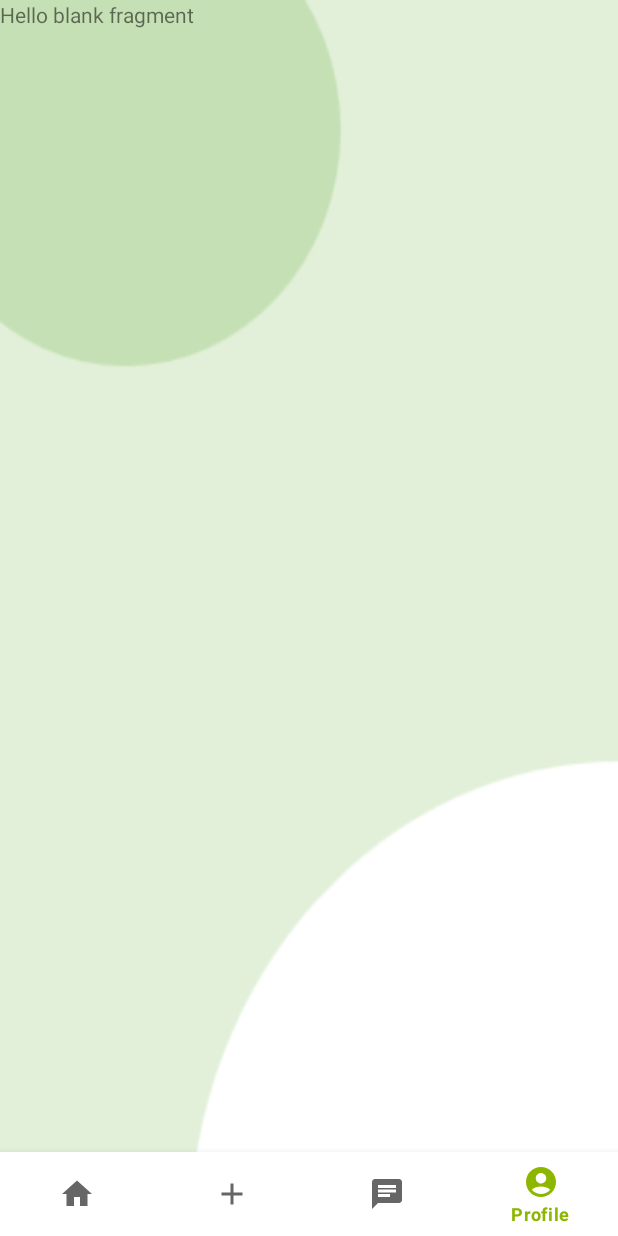
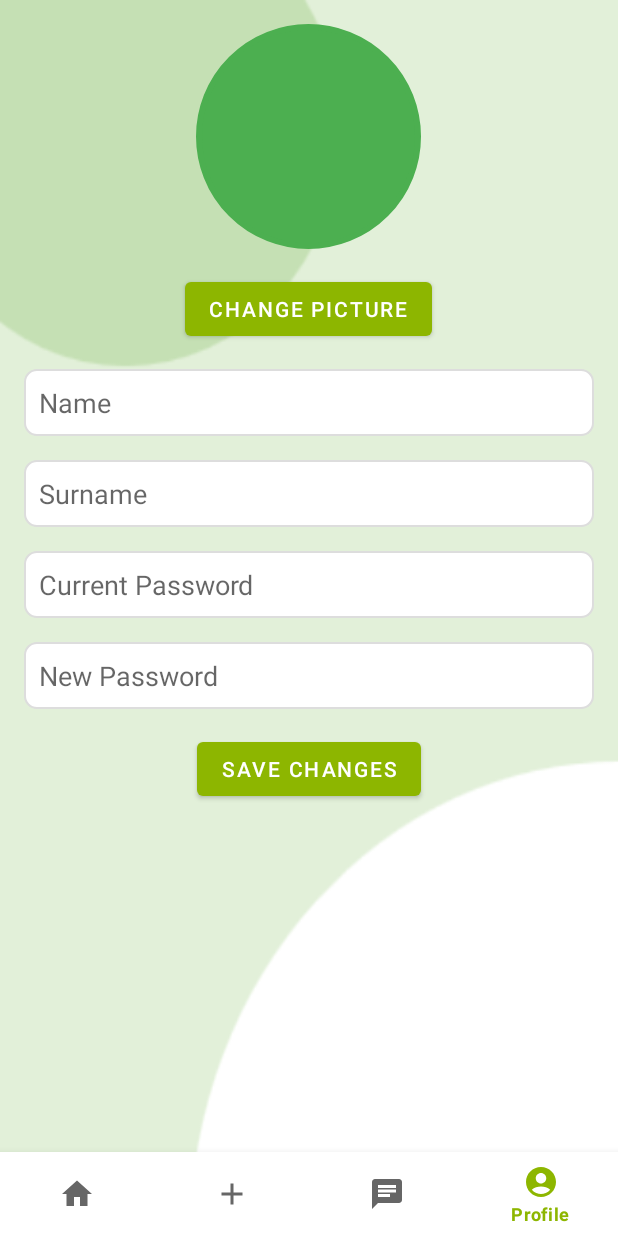
Before and after one commit to davidsonga/Utruns, an Android app: the screen it shows after launch once a user with an empty profile is signed in (HomePage), item 4 of the bottom bar chosen, on a phone screen of 412 x 824 dp. Run offline under Robolectric (Android 15) with nearby library versions, the light colour scheme and no system bars; our stand-ins replace Firebase (no records; nobody signed in at launch, a user with empty details on screens opened directly), navigation-ui.

Commit message:
Profile Page Added

```diff
--- a/app/build.gradle
+++ b/app/build.gradle
@@ -66,6 +66,7 @@ dependencies {
     implementation 'com.google.firebase:firebase-messaging:23.0.0'
     implementation 'com.google.firebase:firebase-messaging:23.0.0'
     implementation 'com.mikhaellopez:circularimageview:4.3.0'
+    implementation 'com.github.bumptech.glide:glide:4.16.0'
 
 
     implementation 'com.squareup.picasso:picasso:2.71828'
--- a/app/src/main/java/com/example/utrun/Fragment/Profile.kt
+++ /dev/null
@@ -1,60 +0,0 @@
-package com.example.utrun.Fragment
-
-import android.os.Bundle
-import androidx.fragment.app.Fragment
-import android.view.LayoutInflater
-import android.view.View
-import android.view.ViewGroup
-import com.example.utrun.R
-
-// TODO: Rename parameter arguments, choose names that match
-// the fragment initialization parameters, e.g. ARG_ITEM_NUMBER
-private const val ARG_PARAM1 = "param1"
-private const val ARG_PARAM2 = "param2"
-
-/**
- * A simple [Fragment] subclass.
- * Use the [Profile.newInstance] factory method to
- * create an instance of this fragment.
- */
-class Profile : Fragment() {
-    // TODO: Rename and change types of parameters
-    private var param1: String? = null
-    private var param2: String? = null
-
-    override fun onCreate(savedInstanceState: Bundle?) {
-        super.onCreate(savedInstanceState)
-        arguments?.let {
-            param1 = it.getString(ARG_PARAM1)
-            param2 = it.getString(ARG_PARAM2)
-        }
-    }
-
-    override fun onCreateView(
-        inflater: LayoutInflater, container: ViewGroup?,
-        savedInstanceState: Bundle?
-    ): View? {
-        // Inflate the layout for this fragment
-        return inflater.inflate(R.layout.fragment_profile, container, false)
-    }
-
-    companion object {
-        /**
-         * Use this factory method to create a new instance of
-         * this fragment using the provided parameters.
-         *
-         * @param param1 Parameter 1.
-         * @param param2 Parameter 2.
-         * @return A new instance of fragment Profile.
-         */
-        // TODO: Rename and change types and number of parameters
-        @JvmStatic
-        fun newInstance(param1: String, param2: String) =
-            Profile().apply {
-                arguments = Bundle().apply {
-                    putString(ARG_PARAM1, param1)
-                    putString(ARG_PARAM2, param2)
-                }
-            }
-    }
-}
--- /dev/null
+++ b/app/src/main/java/com/example/utrun/Fragment/ProfileFragment.kt
@@ -0,0 +1,167 @@
+package com.example.utrun.Fragment
+
+import android.app.Activity
+import android.content.Intent
+import android.graphics.Bitmap
+import android.os.Bundle
+import android.view.LayoutInflater
+import android.view.View
+import android.view.ViewGroup
+import android.widget.Toast
+import androidx.fragment.app.Fragment
+import com.example.utrun.databinding.FragmentProfileBinding
+import com.google.firebase.auth.EmailAuthProvider
+import com.google.firebase.auth.FirebaseAuth
+import android.graphics.BitmapFactory
+import android.provider.MediaStore
+import android.util.Base64
+import com.bumptech.glide.Glide
+import com.google.firebase.database.FirebaseDatabase
+import java.io.ByteArrayOutputStream
+import java.io.IOException
+
+class ProfileFragment : Fragment() {
+
+    private val PICK_IMAGE_REQUEST = 1
+    private var selectedImageBitmap: Bitmap? = null
+
+    private var _binding: FragmentProfileBinding? = null
+    private val binding get() = _binding!!
+
+    private val auth = FirebaseAuth.getInstance()
+    private val database = FirebaseDatabase.getInstance().getReference()
+
+    override fun onCreateView(
+        inflater: LayoutInflater, container: ViewGroup?,
+        savedInstanceState: Bundle?
+    ): View? {
+        _binding = FragmentProfileBinding.inflate(inflater, container, false)
+        return binding.root
+    }
+
+    override fun onViewCreated(view: View, savedInstanceState: Bundle?) {
+        super.onViewCreated(view, savedInstanceState)
+
+        // Populate the fields from Firebase
+        populateFields()
+
+        binding.btnChangePic.setOnClickListener {
+            val intent = Intent()
+            intent.type = "image/*"
+            intent.action = Intent.ACTION_GET_CONTENT
+            startActivityForResult(Intent.createChooser(intent, "Select Picture"), PICK_IMAGE_REQUEST)
+        }
+
+        binding.btnSaveChanges.setOnClickListener {
+            saveChanges()
+        }
+    }
+
+    override fun onActivityResult(requestCode: Int, resultCode: Int, data: Intent?) {
+        super.onActivityResult(requestCode, resultCode, data)
+
+        if (requestCode == PICK_IMAGE_REQUEST && resultCode == Activity.RESULT_OK && data != null && data.data != null) {
+            val filePath = data.data
+            try {
+                selectedImageBitmap = MediaStore.Images.Media.getBitmap(activity?.contentResolver, filePath)
+                binding.profileImageView.setImageBitmap(selectedImageBitmap) // Update the ImageView immediately
+            } catch (e: IOException) {
+                e.printStackTrace()
+            }
+        }
+    }
+
+    private fun saveChanges() {
+        val userId = auth.currentUser?.uid
+        val updatedName = binding.editTextName.text.toString()
+        val updatedSurname = binding.editTextSurname.text.toString()
+        val currentPassword = binding.editTextCurrentPassword.text.toString()
+        val newPassword = binding.editTextNewPassword.text.toString()
+
+        val updates = hashMapOf(
+            "name" to updatedName,
+            "surname" to updatedSurname
+        ).apply {
+            if (newPassword.isNotBlank()) {
+                put("password", newPassword)
+            }
+            selectedImageBitmap?.let {
+                val baos = ByteArrayOutputStream()
+                it.compress(Bitmap.CompressFormat.JPEG, 100, baos)
+                val bytes = baos.toByteArray()
+                val encodedImage = Base64.encodeToString(bytes, Base64.DEFAULT)
+                put("Picture", encodedImage)
+            }
+        }
+
+        userId?.let {
+            database.child("login").child("email").child(it).updateChildren(updates as Map<String, Any>)
+                .addOnCompleteListener { task ->
+                    if (task.isSuccessful) {
+                        if (newPassword.isNotBlank()) {
+                            updateUserPassword(currentPassword, newPassword)
+                        } else {
+                            Toast.makeText(activity, "Profile updated!", Toast.LENGTH_SHORT).show()
+                        }
+                    } else {
+                        Toast.makeText(activity, "Error updating profile.", Toast.LENGTH_SHORT).show()
+                    }
+                }
+        }
+    }
+
+    private fun updateUserPassword(currentPassword: String, newPassword: String) {
+        val user = auth.currentUser
+        val credential = EmailAuthProvider.getCredential(user?.email!!, currentPassword)
+
+        user?.reauthenticate(credential)?.addOnCompleteListener { reauthTask ->
+            if (reauthTask.isSuccessful) {
+                user.updatePassword(newPassword)
+                    .addOnCompleteListener { task ->
+                        if (task.isSuccessful) {
+                            Toast.makeText(activity, "Password updated!", Toast.LENGTH_SHORT).show()
+                        } else {
+                            Toast.makeText(activity, "Error updating password.", Toast.LENGTH_SHORT).show()
+                        }
+                    }
+            } else {
+                Toast.makeText(activity, "Current password is incorrect.", Toast.LENGTH_SHORT).show()
+            }
+        }
+    }
+
+    private fun populateFields() {
+        val userId = auth.currentUser?.uid
+
+        userId?.let {
+            database.child("login").child("email").child(it).get().addOnSuccessListener { dataSnapshot ->
+                val name = dataSnapshot.child("name").value as? String
+                val surname = dataSnapshot.child("surname").value as? String
+
+                val profilePicBase64 = dataSnapshot.child("Picture").value as? String
+
+                binding.editTextName.setText(name)
+                binding.editTextSurname.setText(surname)
+
+                profilePicBase64?.let {
+                    setProfileImage(it)
+                }
+            }
+        }
+    }
+
+    private fun setProfileImage(encodedImage: String) {
+        val decodedBytes = Base64.decode(encodedImage, Base64.DEFAULT)
+        val decodedBitmap = BitmapFactory.decodeByteArray(decodedBytes, 0, decodedBytes.size)
+
+        Glide.with(this@ProfileFragment)
+            .load(decodedBitmap)
+            .circleCrop()
+            .into(binding.profileImageView)
+    }
+
+    override fun onDestroyView() {
+        super.onDestroyView()
+        _binding = null
+    }
+}
--- /dev/null
+++ b/app/src/main/res/drawable/edittext_background.xml
@@ -0,0 +1,6 @@
+<?xml version="1.0" encoding="utf-8"?>
+<shape xmlns:android="http://schemas.android.com/apk/res/android">
+    <solid android:color="#FFFFFF"/>
+    <corners android:radius="8dp"/>
+    <stroke android:width="1dp" android:color="#DDDDDD"/>
+</shape>
--- /dev/null
+++ b/app/src/main/res/drawable/profile_image.xml
@@ -0,0 +1,6 @@
+<?xml version="1.0" encoding="utf-8"?>
+<shape xmlns:android="http://schemas.android.com/apk/res/android">
+    <solid android:color="#4CAF50" />
+    <corners android:radius="75dp"/>
+    <stroke android:width="4dp" android:color="#4CAF50" />
+</shape>
--- a/app/src/main/res/layout/fragment_profile.xml
+++ b/app/src/main/res/layout/fragment_profile.xml
@@ -1,14 +1,79 @@
 <?xml version="1.0" encoding="utf-8"?>
-<FrameLayout xmlns:android="http://schemas.android.com/apk/res/android"
+<LinearLayout xmlns:android="http://schemas.android.com/apk/res/android"
+    xmlns:app="http://schemas.android.com/apk/res-auto"
     xmlns:tools="http://schemas.android.com/tools"
     android:layout_width="match_parent"
     android:layout_height="match_parent"
-    tools:context=".Fragment.Profile">
+    android:padding="16dp"
+    android:orientation="vertical">
 
-    <!-- TODO: Update blank fragment layout -->
-    <TextView
+    <ImageView
+        android:id="@+id/profileImageView"
+        android:layout_width="150dp"
+        android:layout_height="150dp"
+        android:layout_gravity="center_horizontal"
+        android:background="@drawable/profile_image"
+        android:contentDescription="@string/profile_picture" />
+
+
+    <Button
+        android:id="@+id/btnChangePic"
+        android:layout_width="wrap_content"
+        android:layout_height="wrap_content"
+        android:layout_gravity="center_horizontal"
+        android:layout_marginTop="16dp"
+        android:text="@string/change_picture" />
+
+    <EditText
+        android:id="@+id/editTextName"
         android:layout_width="match_parent"
-        android:layout_height="match_parent"
-        android:text="@string/hello_blank_fragment" />
+        android:layout_height="wrap_content"
+        android:layout_marginTop="16dp"
+        android:hint="@string/hint_name"
+        android:inputType="textPersonName"
+        android:background="@drawable/edittext_background"
+        android:padding="10dp"
+        android:textColor="#000000"/>
 
-</FrameLayout>
+    <EditText
+        android:id="@+id/editTextSurname"
+        android:layout_width="match_parent"
+        android:layout_height="wrap_content"
+        android:layout_marginTop="16dp"
+        android:hint="@string/hint_surname"
+        android:inputType="textPersonName"
+        android:background="@drawable/edittext_background"
+        android:padding="10dp"
+        android:textColor="#000000"/>
+
+    <EditText
+        android:id="@+id/editTextCurrentPassword"
+        android:layout_width="match_parent"
+        android:layout_height="wrap_content"
+        android:layout_marginTop="16dp"
+        android:hint="@string/hint_current_password"
+        android:inputType="textPassword"
+        android:background="@drawable/edittext_background"
+        android:padding="10dp"
+        android:textColor="#000000"/>
+
+    <EditText
+        android:id="@+id/editTextNewPassword"
+        android:layout_width="match_parent"
+        android:layout_height="wrap_content"
+        android:layout_marginTop="16dp"
+        android:hint="@string/hint_new_password"
+        android:inputType="textPassword"
+        android:background="@drawable/edittext_background"
+        android:padding="10dp"
+        android:textColor="#000000"/>
+
+    <Button
+        android:id="@+id/btnSaveChanges"
+        android:layout_width="wrap_content"
+        android:layout_height="wrap_content"
+        android:layout_gravity="center_horizontal"
+        android:layout_marginTop="16dp"
+        android:text="@string/save_changes" />
+
+</LinearLayout>
--- a/app/src/main/res/navigation/nav_host_fragments.xml
+++ b/app/src/main/res/navigation/nav_host_fragments.xml
@@ -24,7 +24,7 @@
 
     <fragment
         android:id="@+id/profileFragment"
-        android:name="com.example.utrun.Fragment.Profile"
+        android:name="com.example.utrun.Fragment.ProfileFragment"
         android:label="Profile Fragment"
         tools:layout="@layout/fragment_profile"/>
 </navigation>
--- a/app/src/main/res/values/strings.xml
+++ b/app/src/main/res/values/strings.xml
@@ -13,4 +13,11 @@
     </string>
     <!-- TODO: Remove or change this placeholder text -->
     <string name="hello_blank_fragment">Hello blank fragment</string>
+    <string name="profile_picture">Profile Picture</string>
+    <string name="change_picture">Change Picture</string>
+    <string name="hint_name">Name</string>
+    <string name="hint_surname">Surname</string>
+    <string name="hint_current_password">Current Password</string>
+    <string name="hint_new_password">New Password</string>
+    <string name="save_changes">Save Changes</string>
 </resources>
```
Also changed, not shown: app/src/main/res/drawable/profile_image.png (deleted).
